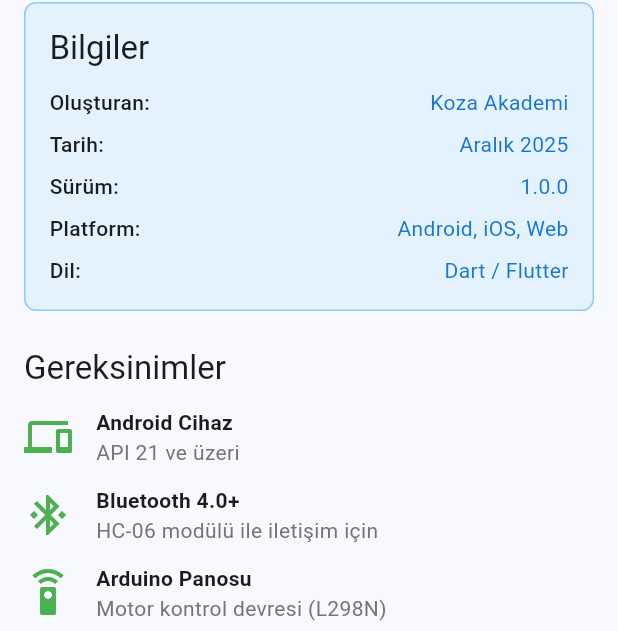
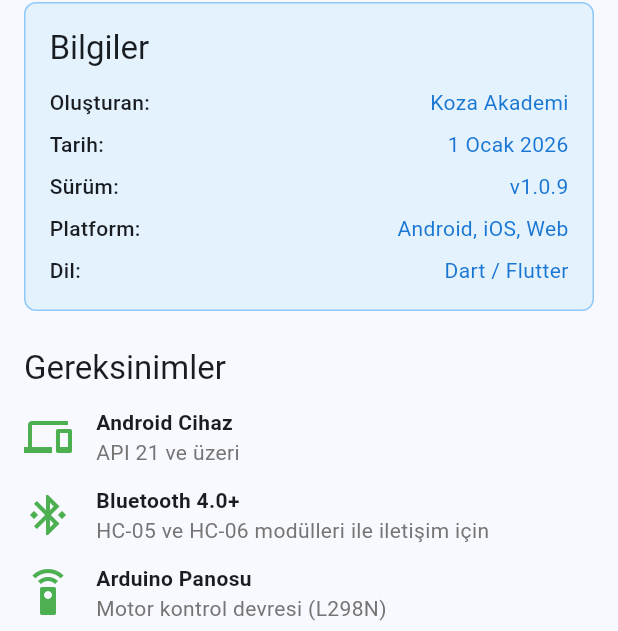
Before and after one commit to eekilinc/koza_rc_car, a Flutter app: the AboutPage screen opened directly, scrolled down 514 dp, on a phone screen of 412 x 824 dp. Shown: the part 430-1061 px from the top of the screen. Run offline on Flutter 3.47's test engine with Material 3 defaults, Android fonts, the phone set to English and light mode, and no system bars; our stand-ins replace flutter_blue_plus, package_info_plus, permission_handler, shared_preferences; accounts and stored records are empty.

Commit message:
Update: Add HC-05 support and make version/date dynamic in About page

```diff
--- a/lib/pages/about_page.dart
+++ b/lib/pages/about_page.dart
@@ -10,12 +10,14 @@ class AboutPage extends StatefulWidget {
 }
 
 class _AboutPageState extends State<AboutPage> {
-  String _version = 'v1.0.4';
+  String _version = 'v1.0.9';
+  String _releaseDate = '';
 
   @override
   void initState() {
     super.initState();
     _getVersion();
+    _getReleaseDate();
   }
 
   Future<void> _getVersion() async {
@@ -27,6 +29,23 @@ class _AboutPageState extends State<AboutPage> {
     } catch (e) {
       print('Error getting version: $e');
     }
+  }
+
+  void _getReleaseDate() {
+    // Get current date
+    final now = DateTime.now();
+    final month = _getMonthName(now.month);
+    setState(() {
+      _releaseDate = '${now.day} $month ${now.year}';
+    });
+  }
+
+  String _getMonthName(int month) {
+    const months = [
+      'Ocak', 'Şubat', 'Mart', 'Nisan', 'Mayıs', 'Haziran',
+      'Temmuz', 'Ağustos', 'Eylül', 'Ekim', 'Kasım', 'Aralık'
+    ];
+    return months[month - 1];
   }
 
   @override
@@ -83,7 +102,7 @@ class _AboutPageState extends State<AboutPage> {
               ),
               const SizedBox(height: 12),
               const Text(
-                'Koza RC Car, HC-06 Bluetooth modülü üzerinden Arduino tabanlı uzaktan kontrollü arabalar için tasarlanmış bir Flutter uygulamasıdır.\n\n'
+                'Koza RC Car, HC-05 ve HC-06 Bluetooth modülleri üzerinden Arduino tabanlı uzaktan kontrollü arabalar için tasarlanmış bir Flutter uygulamasıdır.\n\n'
                 'D-Pad veya Joystick kontrol seçenekleri ile aracınızı kolayca kontrol edebilirsiniz. Komut ayarları sayesinde kontrol tuşlarınızı özelleştirebilirsiniz.',
                 style: TextStyle(height: 1.6),
               ),
@@ -135,9 +154,9 @@ class _AboutPageState extends State<AboutPage> {
                     const SizedBox(height: 12),
                     _buildInfoRow('Oluşturan:', 'Koza Akademi'),
                     const SizedBox(height: 8),
-                    _buildInfoRow('Tarih:', 'Aralık 2025'),
+                    _buildInfoRow('Tarih:', _releaseDate),
                     const SizedBox(height: 8),
-                    _buildInfoRow('Sürüm:', '1.0.0'),
+                    _buildInfoRow('Sürüm:', _version),
                     const SizedBox(height: 8),
                     _buildInfoRow('Platform:', 'Android, iOS, Web'),
                     const SizedBox(height: 8),
@@ -161,7 +180,7 @@ class _AboutPageState extends State<AboutPage> {
               _buildRequirementTile(
                 icon: Icons.bluetooth_connected,
                 title: 'Bluetooth 4.0+',
-                description: 'HC-06 modülü ile iletişim için',
+                description: 'HC-05 ve HC-06 modülleri ile iletişim için',
               ),
               _buildRequirementTile(
                 icon: Icons.settings_remote,
```
Also changed, not shown: lib/pages/device_selection_page.dart (+13 -13 lines).
